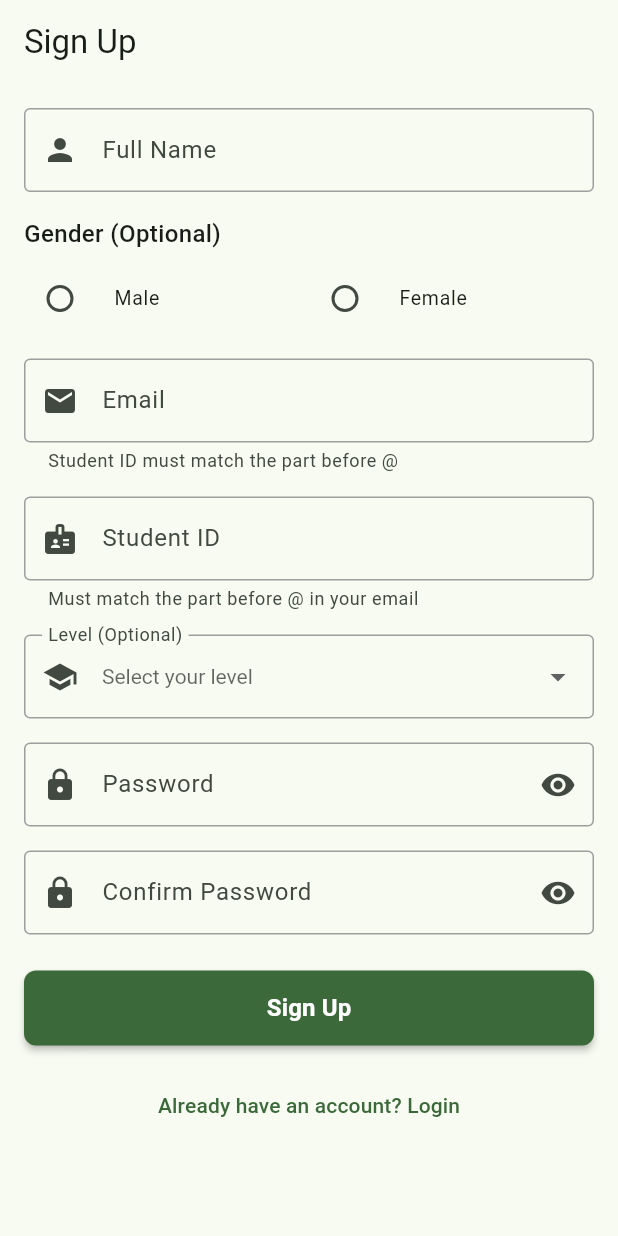
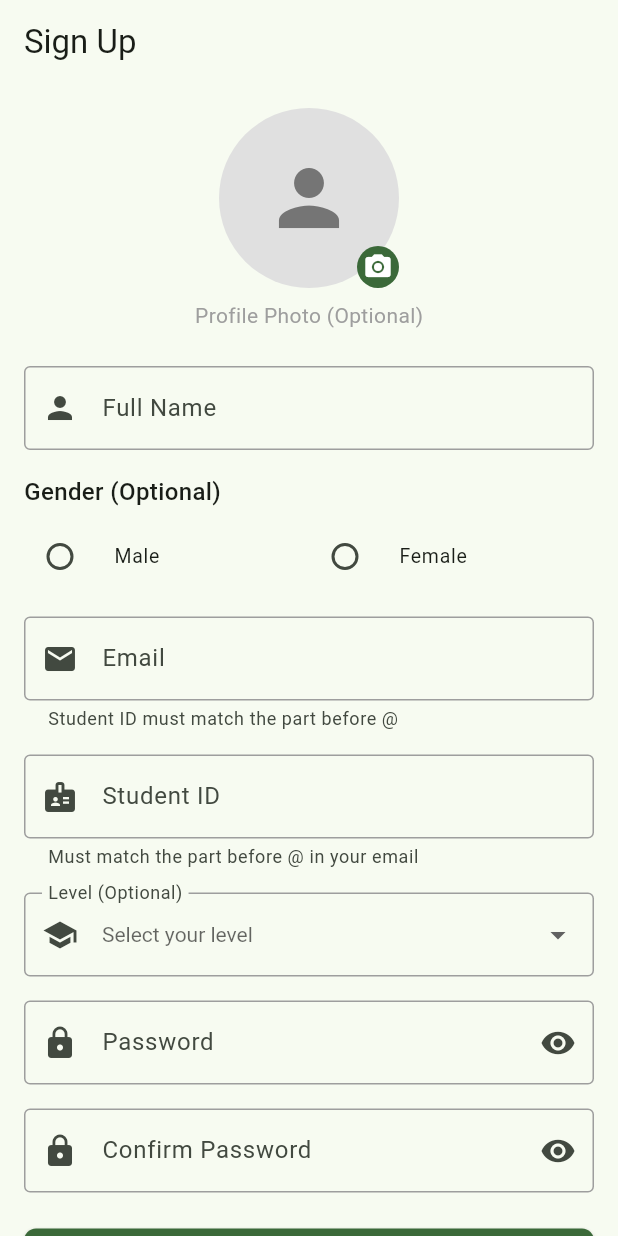
Before and after one commit to hazemAI/fcai_student_login, a Flutter app: the SignupScreen screen opened directly, on a phone screen of 412 x 824 dp. Run offline on Flutter 3.47's test engine with Material 3 defaults, Android fonts, the phone set to English and light mode, and no system bars; our stand-ins replace email_validator, hive_flutter, image_picker; missing offline and left inert: file_selector; accounts and stored records are empty.

Commit message:
add image in sign up

```diff
--- /dev/null
+++ b/lib/components/custom_image_picker.dart
@@ -0,0 +1,57 @@
+import 'dart:io';
+import 'package:flutter/material.dart';
+
+class CustomImagePicker extends StatelessWidget {
+  final File? imageFile;
+  final VoidCallback onTap;
+  final bool isEditing;
+  final double radius;
+
+  const CustomImagePicker({
+    Key? key,
+    this.imageFile,
+    required this.onTap,
+    this.isEditing = true,
+    this.radius = 60,
+  }) : super(key: key);
+
+  @override
+  Widget build(BuildContext context) {
+    return GestureDetector(
+      onTap: isEditing ? onTap : null,
+      child: Stack(
+        children: [
+          CircleAvatar(
+            radius: radius,
+            backgroundColor: Colors.grey[300],
+            backgroundImage: imageFile != null ? FileImage(imageFile!) : null,
+            child: imageFile == null
+                ? Icon(
+                    Icons.person,
+                    size: radius,
+                    color: Colors.grey[600],
+                  )
+                : null,
+          ),
+          if (isEditing)
+            Positioned(
+              bottom: 0,
+              right: 0,
+              child: Container(
+                padding: const EdgeInsets.all(4),
+                decoration: BoxDecoration(
+                  color: Theme.of(context).primaryColor,
+                  shape: BoxShape.circle,
+                ),
+                child: const Icon(
+                  Icons.camera_alt,
+                  color: Colors.white,
+                  size: 20,
+                ),
+              ),
+            ),
+        ],
+      ),
+    );
+  }
+}
--- a/lib/components/index.dart
+++ b/lib/components/index.dart
@@ -4,3 +4,4 @@
 export 'custom_dropdown.dart';
 export 'custom_radio_group.dart';
 export 'error_text.dart';
+export 'custom_image_picker.dart';
--- a/lib/models/user.dart
+++ b/lib/models/user.dart
@@ -1,5 +1,3 @@
-import 'package:hive/hive.dart';
-
 class User {
   final int? id;
   final String name;
--- a/lib/screens/signup_screen.dart
+++ b/lib/screens/signup_screen.dart
@@ -1,3 +1,4 @@
+import 'dart:io';
 import 'package:fcai_student_login/screens/login_screen.dart';
 import 'package:fcai_student_login/screens/profile_screen.dart';
 import 'package:flutter/material.dart';
@@ -5,6 +6,7 @@
 import '../models/user.dart';
 import '../providers/user_provider.dart';
 import '../utils/validators.dart';
+import '../utils/image_utils.dart';
 import '../components/index.dart';
 
 class SignupScreen extends StatefulWidget {
@@ -42,6 +44,15 @@
     super.dispose();
   }
 
+  void _pickImage(UserProvider userProvider) {
+    ImageUtils.showImageSourceDialog(
+      context,
+      (File imageFile, String path) {
+        userProvider.setProfileImage(imageFile, path);
+      },
+    );
+  }
+
   Future<void> _signup(UserProvider userProvider) async {
     // Validate student ID matches email before form validation
     final studentIdEmailMatch = userProvider.validateStudentIdWithEmail(
@@ -65,6 +76,7 @@
           studentId: _studentIdController.text,
           gender: userProvider.gender,
           level: userProvider.level,
+          profilePhoto: userProvider.profileImagePath,
         );
 
         // Call signup method from provider with validation
@@ -121,6 +133,27 @@
               child: Column(
                 crossAxisAlignment: CrossAxisAlignment.stretch,
                 children: [
+                  // Profile Image Picker
+                  Center(
+                    child: Column(
+                      children: [
+                        CustomImagePicker(
+                          imageFile: userProvider.profileImageFile,
+                          onTap: () => _pickImage(userProvider),
+                        ),
+                        const SizedBox(height: 8),
+                        const Text(
+                          'Profile Photo (Optional)',
+                          style: TextStyle(
+                            fontSize: 14,
+                            color: Colors.grey,
+                          ),
+                        ),
+                      ],
+                    ),
+                  ),
+                  const SizedBox(height: 24.0),
+
                   CustomTextFormField(
                     controller: _nameController,
                     labelText: 'Full Name',
--- a/pubspec.yaml
+++ b/pubspec.yaml
@@ -10,6 +10,7 @@
   flutter:
     sdk: flutter
   path: ^1.8.3
+  uuid:
   path_provider: ^2.1.1
   provider: ^6.0.5
   email_validator: ^2.1.17
```
Also changed, not shown: lib/providers/user_provider.dart (+20 -2 lines), lib/utils/image_utils.dart (added, +77 -0 lines).
